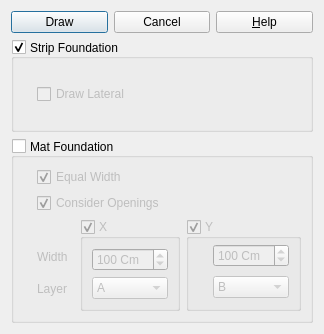
Old version of the form safe/punch/Resources/ui/draw_automatic_strip.ui in the repository ebrahimraeyat/OSAFE.
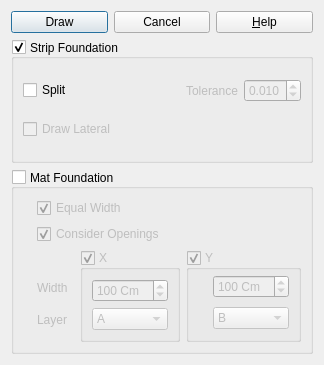
New version of the form. Icons and pictures are not drawn.

Commit message: split strips with tolerance

```diff
--- a/safe/punch/Resources/ui/draw_automatic_strip.ui
+++ b/safe/punch/Resources/ui/draw_automatic_strip.ui
@@ -7,7 +7,7 @@
     <x>0</x>
     <y>0</y>
     <width>324</width>
-    <height>334</height>
+    <height>365</height>
    </rect>
   </property>
   <property name="windowTitle">
@@ -94,12 +94,65 @@
       <bool>true</bool>
      </property>
      <layout class="QVBoxLayout" name="verticalLayout_3">
-      <property name="spacing">
-       <number>7</number>
-      </property>
-      <property name="leftMargin">
-       <number>23</number>
-      </property>
+      <item>
+       <layout class="QHBoxLayout" name="horizontalLayout_3">
+        <item>
+         <widget class="QCheckBox" name="split">
+          <property name="enabled">
+           <bool>true</bool>
+          </property>
+          <property name="text">
+           <string>Split</string>
+          </property>
+         </widget>
+        </item>
+        <item>
+         <spacer name="horizontalSpacer">
+          <property name="orientation">
+           <enum>Qt::Horizontal</enum>
+          </property>
+          <property name="sizeHint" stdset="0">
+           <size>
+            <width>40</width>
+            <height>20</height>
+           </size>
+          </property>
+         </spacer>
+        </item>
+        <item>
+         <widget class="QLabel" name="tol_label">
+          <property name="enabled">
+           <bool>false</bool>
+          </property>
+          <property name="text">
+           <string>Tolerance</string>
+          </property>
+         </widget>
+        </item>
+        <item>
+         <widget class="QDoubleSpinBox" name="tolerance">
+          <property name="enabled">
+           <bool>false</bool>
+          </property>
+          <property name="decimals">
+           <number>3</number>
+          </property>
+          <property name="minimum">
+           <double>0.001000000000000</double>
+          </property>
+          <property name="maximum">
+           <double>0.100000000000000</double>
+          </property>
+          <property name="singleStep">
+           <double>0.010000000000000</double>
+          </property>
+          <property name="value">
+           <double>0.010000000000000</double>
+          </property>
+         </widget>
+        </item>
+       </layout>
+      </item>
       <item>
        <widget class="QCheckBox" name="checkBox">
         <property name="enabled">
```
The commit also changes 6 other files.
